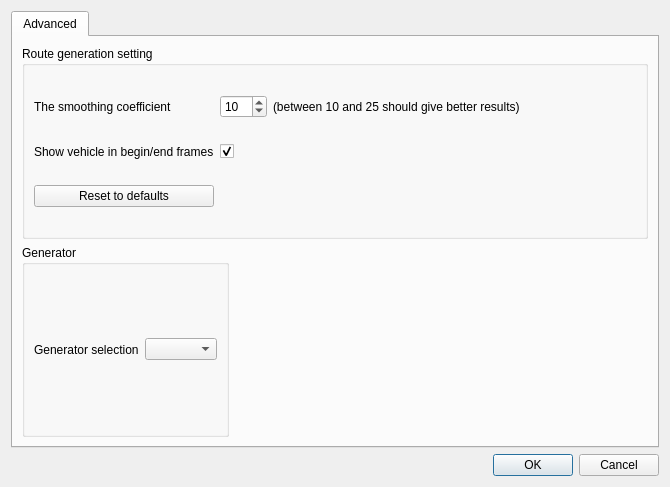
First picture: the form in src/settings.ui, repository michjans/routegen, before the edit.
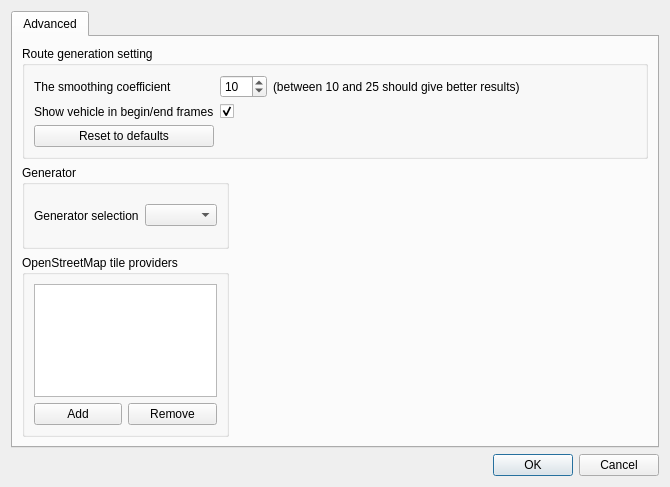
Second picture: the form after the edit.

Commit message: OSM tile providers added

```diff
--- a/src/settings.ui
+++ b/src/settings.ui
@@ -138,6 +138,32 @@
          </layout>
         </widget>
        </item>
+       <item row="2" column="0" colspan="2">
+        <widget class="QGroupBox" name="groupBox_3">
+         <property name="title">
+          <string>OpenStreetMap tile providers</string>
+         </property>
+         <layout class="QGridLayout" name="gridLayout_3">
+          <item row="1" column="0">
+           <widget class="QPushButton" name="pushButton">
+            <property name="text">
+             <string>Add</string>
+            </property>
+           </widget>
+          </item>
+          <item row="1" column="1">
+           <widget class="QPushButton" name="pushButton_2">
+            <property name="text">
+             <string>Remove</string>
+            </property>
+           </widget>
+          </item>
+          <item row="0" column="0" colspan="2">
+           <widget class="QListView" name="listView"/>
+          </item>
+         </layout>
+        </widget>
+       </item>
       </layout>
       <zorder>groupBox</zorder>
       <zorder>groupBox_2</zorder>
```
Left out of the diff: 9 changed lines with no effect on the pictures. The commit also changes 4 other files.
